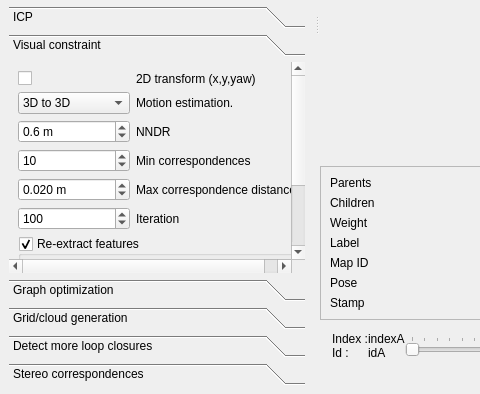
Above: guilib/src/ui/DatabaseViewer.ui from introlab/rtabmap before the change; both pictures show x 0 to 480 and y 410 to 804 of the 1285 by 804 pixel window. Below: the same form after it.
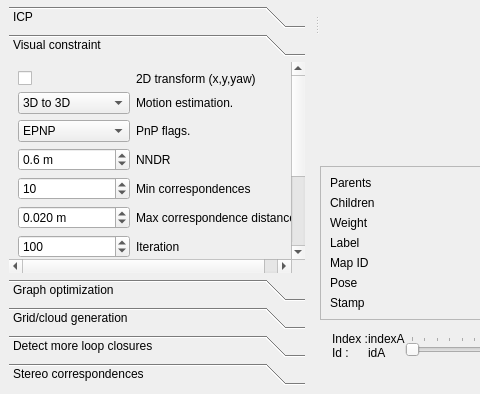
That is the form after the change. The open tabs and pages were chosen to show the change. Custom widgets are drawn as their Qt base class.

The edit to the form file:
```diff
--- a/guilib/src/ui/DatabaseViewer.ui
+++ b/guilib/src/ui/DatabaseViewer.ui
@@ -1056,8 +1056,8 @@
          <rect>
           <x>0</x>
           <y>0</y>
-          <width>351</width>
-          <height>347</height>
+          <width>366</width>
+          <height>391</height>
          </rect>
         </property>
         <attribute name="label">
@@ -1066,7 +1066,7 @@
         <layout class="QVBoxLayout" name="verticalLayout_15">
          <item>
           <layout class="QGridLayout" name="gridLayout_3" columnstretch="0,1">
-           <item row="5" column="0">
+           <item row="6" column="0">
             <widget class="QSpinBox" name="spinBox_visual_iteration">
              <property name="minimum">
               <number>1</number>
@@ -1086,57 +1086,14 @@
              </property>
             </widget>
            </item>
-           <item row="4" column="1">
+           <item row="5" column="1">
             <widget class="QLabel" name="label_22">
              <property name="text">
               <string>Max correspondence distance</string>
              </property>
             </widget>
            </item>
-           <item row="5" column="1">
-            <widget class="QLabel" name="label_23">
-             <property name="text">
-              <string>Iteration</string>
-             </property>
-            </widget>
-           </item>
-           <item row="2" column="0">
-            <widget class="QDoubleSpinBox" name="doubleSpinBox_visual_nndr">
-             <property name="suffix">
-              <string> m</string>
-             </property>
-             <property name="decimals">
-              <number>1</number>
-             </property>
-             <property name="minimum">
-              <double>0.100000000000000</double>
-             </property>
-             <property name="maximum">
-              <double>1.000000000000000</double>
-             </property>
-             <property name="singleStep">
-              <double>0.100000000000000</double>
-             </property>
-             <property name="value">
-              <double>0.600000000000000</double>
-             </property>
-            </widget>
-           </item>
-           <item row="2" column="1">
-            <widget class="QLabel" name="label_26">
-             <property name="text">
-              <string>NNDR</string>
-             </property>
-            </widget>
-           </item>
-           <item row="3" column="1">
-            <widget class="QLabel" name="label_21">
-             <property name="text">
-              <string>Min correspondences</string>
-             </property>
-            </widget>
-           </item>
-           <item row="3" column="0">
+           <item row="4" column="0">
             <widget class="QSpinBox" name="spinBox_visual_minCorrespondences">
              <property name="minimum">
               <number>3</number>
@@ -1156,7 +1113,7 @@
              </property>
             </widget>
            </item>
-           <item row="4" column="0">
+           <item row="5" column="0">
             <widget class="QDoubleSpinBox" name="doubleSpinBox_visual_maxCorrespDistance">
              <property name="suffix">
               <string> m</string>
@@ -1196,6 +1153,78 @@
              </item>
             </widget>
            </item>
+           <item row="6" column="1">
+            <widget class="QLabel" name="label_23">
+             <property name="text">
+              <string>Iteration</string>
+             </property>
+            </widget>
+           </item>
+           <item row="3" column="0">
+            <widget class="QDoubleSpinBox" name="doubleSpinBox_visual_nndr">
+             <property name="suffix">
+              <string> m</string>
+             </property>
+             <property name="decimals">
+              <number>1</number>
+             </property>
+             <property name="minimum">
+              <double>0.100000000000000</double>
+             </property>
+             <property name="maximum">
+              <double>1.000000000000000</double>
+             </property>
+             <property name="singleStep">
+              <double>0.100000000000000</double>
+             </property>
+             <property name="value">
+              <double>0.600000000000000</double>
+             </property>
+            </widget>
+           </item>
+           <item row="3" column="1">
+            <widget class="QLabel" name="label_26">
+             <property name="text">
+              <string>NNDR</string>
+             </property>
+            </widget>
+           </item>
+           <item row="4" column="1">
+            <widget class="QLabel" name="label_21">
+             <property name="text">
+              <string>Min correspondences</string>
+             </property>
+            </widget>
+           </item>
+           <item row="2" column="1">
+            <widget class="QLabel" name="label_65">
+             <property name="text">
+              <string>PnP flags.</string>
+             </property>
+            </widget>
+           </item>
+           <item row="2" column="0">
+            <widget class="QComboBox" name="comboBox_pnpFlags">
+             <property name="currentIndex">
+              <number>1</number>
+             </property>
+             <item>
+              <property name="text">
+               <string>Iterative</string>
+              </property>
+             </item>
+             <item>
+              <property name="text">
+               <string>EPNP</string>
+              </property>
+             </item>
+             <item>
+              <property name="text">
+               <string>P3P</string>
+              </property>
+             </item>
+            </widget>
+           </item>
           </layout>
          </item>
          <item>
```
Left out of the diff: 30 changed lines with no effect on the pictures.
